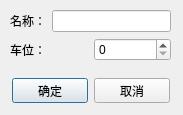
Old version of the form Dialog/spacedialog.ui in the repository Anne081031/WinParkUI.
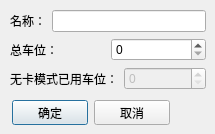
New version of the form.

Diff of the .ui file:
```diff
--- a/Dialog/spacedialog.ui
+++ b/Dialog/spacedialog.ui
@@ -6,18 +6,18 @@
    <rect>
     <x>0</x>
     <y>0</y>
-    <width>183</width>
-    <height>115</height>
+    <width>215</width>
+    <height>134</height>
    </rect>
   </property>
   <property name="windowTitle">
    <string>编辑车位数</string>
   </property>
-  <widget class="QWidget" name="">
+  <widget class="QWidget" name="layoutWidget">
    <property name="geometry">
     <rect>
      <x>12</x>
-     <y>78</y>
+     <y>100</y>
      <width>158</width>
      <height>25</height>
     </rect>
@@ -39,13 +39,13 @@
     </item>
    </layout>
   </widget>
-  <widget class="QWidget" name="">
+  <widget class="QWidget" name="layoutWidget">
    <property name="geometry">
     <rect>
      <x>10</x>
      <y>10</y>
-     <width>161</width>
-     <height>52</height>
+     <width>196</width>
+     <height>80</height>
     </rect>
    </property>
    <layout class="QVBoxLayout" name="verticalLayout">
@@ -63,17 +63,38 @@
       </item>
      </layout>
     </item>
+    <item>
+     <layout class="QHBoxLayout" name="horizontalLayout_4">
+      <item>
+       <widget class="QLabel" name="label_3">
+        <property name="text">
+         <string>总车位：</string>
+        </property>
+       </widget>
+      </item>
+      <item>
+       <widget class="QSpinBox" name="spSpace">
+        <property name="maximum">
+         <number>999999999</number>
+        </property>
+       </widget>
+      </item>
+     </layout>
+    </item>
     <item>
      <layout class="QHBoxLayout" name="horizontalLayout_3">
       <item>
        <widget class="QLabel" name="label">
         <property name="text">
-         <string>车位：</string>
+         <string>无卡模式已用车位：</string>
         </property>
        </widget>
       </item>
       <item>
-       <widget class="QSpinBox" name="spSpace">
+       <widget class="QSpinBox" name="spNocardSpace">
+        <property name="enabled">
+         <bool>false</bool>
+        </property>
         <property name="maximum">
          <number>999999999</number>
         </property>
```
